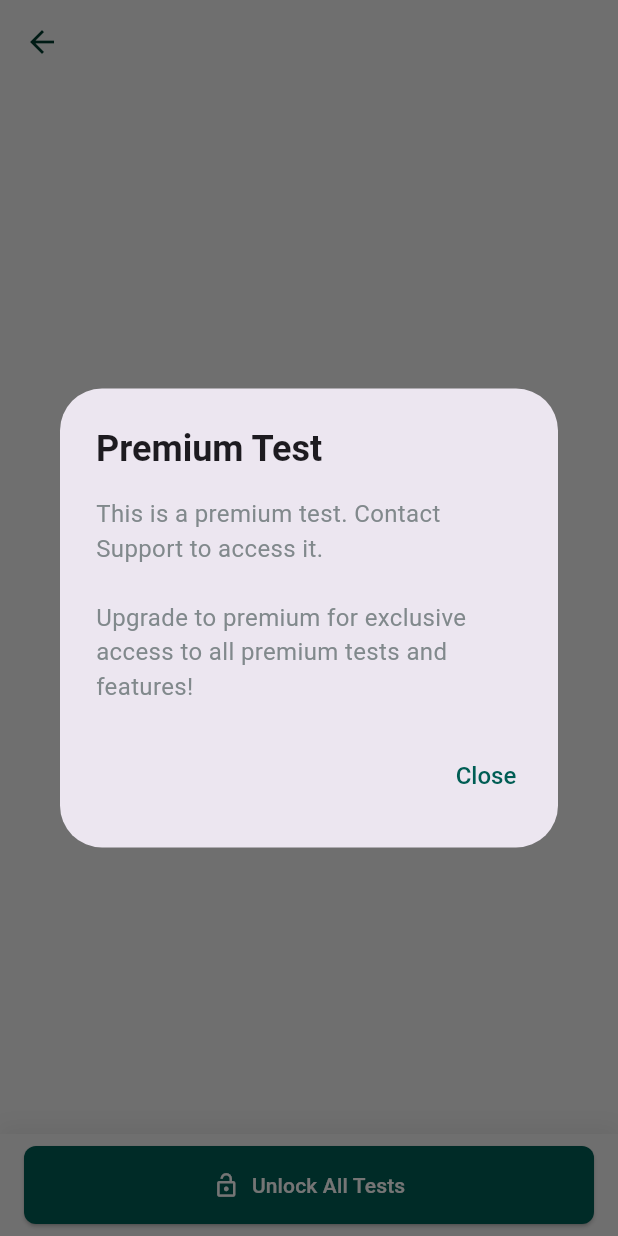
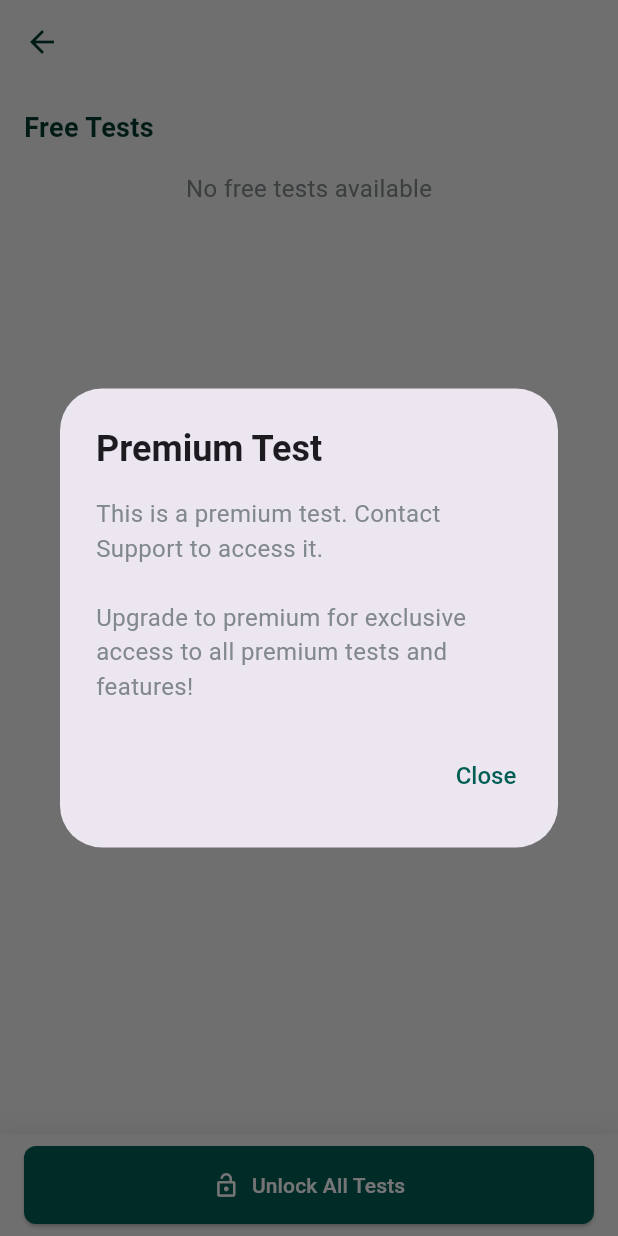
Before and after one commit to itshirdeshk/testify, a Flutter app: the PreTestScreen screen opened directly with empty values, after a tap on "Unlock All Tests", on a phone screen of 412 x 824 dp. Run offline on Flutter 3.47's test engine with Material 3 defaults, Android fonts, the light colour scheme and no system bars; our stand-ins replace dio, firebase_core, firebase_messaging, flutter_local_notifications, image_picker, open_file and 3 more; accounts and stored records are empty; network calls fail; Roboto replaces fonts that are missing (Poppins).

Commit message:
fix: update the pre test screen

```diff
--- a/lib/views/test_series/pre_test_screen.dart
+++ b/lib/views/test_series/pre_test_screen.dart
@@ -61,6 +61,7 @@ class PreTestScreenState extends State<PreTestScreen> {
     final premiumTests =
         _testResponse.unattemptedTests!.where((test) => !test.isFree).toList();
     final previouslyAttemptedTests = _testResponse.attemptedTests!;
+
 
     final userProvider = Provider.of<UserProvider>(context, listen: false);
     final isPremium = userProvider.user?.premium ?? false;
@@ -225,20 +226,7 @@ class PreTestScreenState extends State<PreTestScreen> {
       List<Test> previouslyAttemptedTests,
       List<Test> premiumTests,
       bool isPremium) {
-    return freeTests.isEmpty &&
-            premiumTests.isEmpty &&
-            previouslyAttemptedTests.isEmpty
-        ? Center(
-            child: Text(
-              'No tests available',
-              style: TextStyle(
-                fontSize: 16,
-                color: Theme.of(context).textTheme.bodyMedium?.color,
-              ),
-            ),
-          )
-        : ListView(padding: const EdgeInsets.all(16), children: [
-            if (freeTests.isNotEmpty) ...[
+    return ListView(padding: const EdgeInsets.all(16), children: [
       Text(
         'Free Tests',
         style: TextStyle(
@@ -248,7 +236,17 @@ class PreTestScreenState extends State<PreTestScreen> {
         ),
       ),
       const SizedBox(height: 16),
-              ...freeTests.map((test) => TestCard(
+      if (freeTests.isEmpty)
+        Center(
+          child: Text(
+            'No free tests available',
+            style: TextStyle(
+              fontSize: 16,
+              color: Theme.of(context).textTheme.bodyMedium?.color,
+            ),
+          ),
+        )
+      else ...freeTests.map((test) => TestCard(
             testInfo: test,
             onStart: () => _navigateToTestDetails(test, false),
           )),
@@ -290,7 +288,6 @@ class PreTestScreenState extends State<PreTestScreen> {
             )),
       ],
       const SizedBox(height: 16),
-            ]
     ]);
   }
 
```
Also changed, not shown: pubspec.lock. Lines whose indentation alone changed are shown as unchanged.
